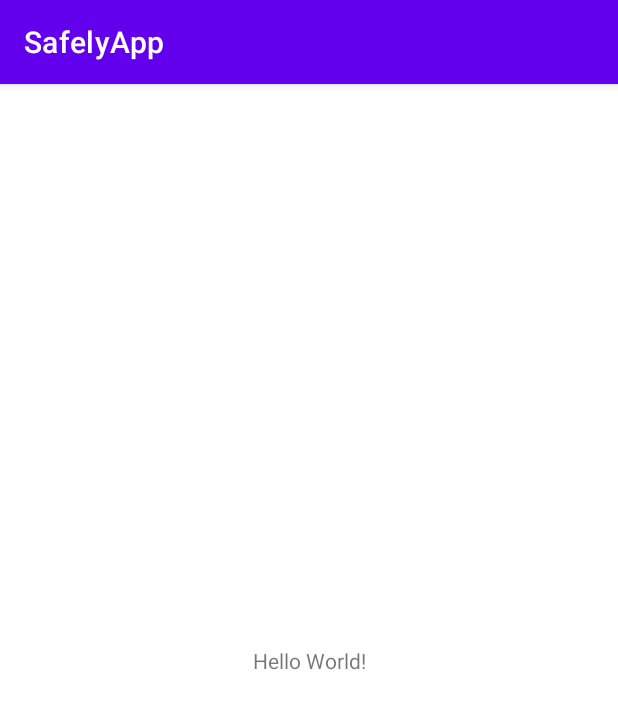
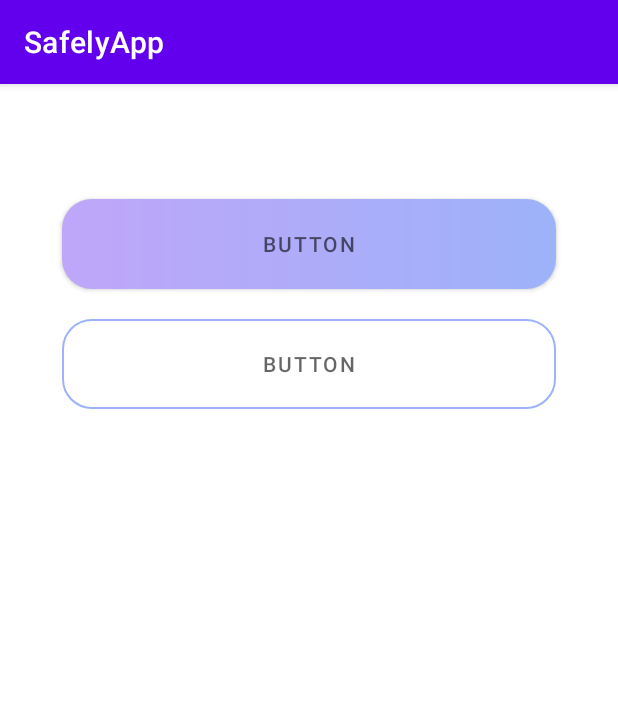
Before and after one commit to ReusHarper/SafelyApp_Android, an Android app: the screen it shows after launch (MainActivity), on a phone screen of 412 x 824 dp. Shown: the top 709 px of the screen. Run offline under Robolectric (Android 15) with nearby library versions, the phone set to English and light mode, and no system bars.

Commit message:
Agregacion de botones a vista Main

```diff
--- a/app/build.gradle
+++ b/app/build.gradle
@@ -46,6 +46,7 @@ dependencies {
     def v_constLayout = "2.1.4"
     def v_junit = "4.13.2"
     def v_extJunit = "1.1.4"
+    def v_coordLayout = "1.1.0"
     def v_lottie = "5.2.0"
 
     // Android
@@ -53,6 +54,7 @@ dependencies {
     implementation "androidx.appcompat:appcompat:$v_appCompat"
     implementation "com.google.android.material:material:$v_materialDesign"
     implementation "androidx.constraintlayout:constraintlayout:$v_constLayout"
+    implementation "androidx.coordinatorlayout:coordinatorlayout:$v_coordLayout"
     testImplementation "junit:junit:$v_junit"
     androidTestImplementation "androidx.test.ext:junit:$v_extJunit"
     androidTestImplementation "androidx.test.espresso:espresso-core:$v_espressoCore"
--- a/app/src/main/res/layout/activity_main.xml
+++ b/app/src/main/res/layout/activity_main.xml
@@ -6,13 +6,53 @@
     android:layout_height="match_parent"
     tools:context=".MainActivity">
 
-    <TextView
+    <androidx.constraintlayout.widget.Guideline
+        android:id="@+id/gl_left"
         android:layout_width="wrap_content"
         android:layout_height="wrap_content"
-        android:text="Hello World!"
-        app:layout_constraintBottom_toBottomOf="parent"
-        app:layout_constraintEnd_toEndOf="parent"
-        app:layout_constraintStart_toStartOf="parent"
-        app:layout_constraintTop_toTopOf="parent" />
+        android:orientation="vertical"
+        app:layout_constraintGuide_percent="0.1" />
+
+    <androidx.constraintlayout.widget.Guideline
+        android:id="@+id/gl_right"
+        android:layout_width="wrap_content"
+        android:layout_height="wrap_content"
+        android:orientation="vertical"
+        app:layout_constraintGuide_percent="0.9" />
+
+    <androidx.constraintlayout.widget.Guideline
+        android:id="@+id/gl_top"
+        android:layout_width="wrap_content"
+        android:layout_height="wrap_content"
+        android:orientation="horizontal"
+        app:layout_constraintGuide_percent="0.1" />
+
+    <androidx.constraintlayout.widget.Guideline
+        android:id="@+id/gl_bottom"
+        android:layout_width="wrap_content"
+        android:layout_height="wrap_content"
+        android:orientation="horizontal"
+        app:layout_constraintGuide_percent="0.9" />
+
+    <include
+        android:id="@+id/btn_login"
+        layout="@layout/button_primary_bg"
+        android:layout_width="0dp"
+        android:layout_height="60dp"
+        app:layout_constraintEnd_toStartOf="@+id/gl_right"
+        app:layout_constraintStart_toStartOf="@+id/gl_left"
+        app:layout_constraintTop_toTopOf="@+id/gl_top"
+        android:text="@string/btn_login"/>
+
+    <include
+        layout="@layout/button_primary_white"
+        android:layout_width="0dp"
+        android:layout_height="60dp"
+        android:layout_marginTop="20dp"
+        app:layout_constraintEnd_toStartOf="@+id/gl_right"
+        app:layout_constraintStart_toStartOf="@+id/gl_left"
+        app:layout_constraintTop_toBottomOf="@+id/btn_login"
+        android:text="@string/btn_signup_alt" />
+
 
 </androidx.constraintlayout.widget.ConstraintLayout>
--- a/app/src/main/res/layout/button_primary_bg.xml
+++ b/app/src/main/res/layout/button_primary_bg.xml
@@ -1,20 +1,16 @@
 <?xml version="1.0" encoding="utf-8"?>
-<LinearLayout
+<Button
     xmlns:android="http://schemas.android.com/apk/res/android"
     xmlns:app="http://schemas.android.com/apk/res-auto"
     xmlns:tools="http://schemas.android.com/tools"
+    android:id="@+id/button_primary_bg"
     android:layout_width="match_parent"
-    android:layout_height="match_parent"
-    android:padding="15dp"
-    android:layout_gravity="center">
+    android:layout_height="60dp"
+    android:hint="BUTTON"
+    android:textAllCaps="true"
+    app:backgroundTint="@null"
+    android:background="@drawable/custom_button_gradient">
 
-    <Button
-        android:layout_width="match_parent"
-        android:layout_height="60dp"
-        android:textAllCaps="true"
-        android:hint="BUTTON"
-        app:backgroundTint="@null"
-        android:background="@drawable/custom_button_gradient"
-        />
+</Button>
 
-</LinearLayout>
+<!-- android:layout_height="60dp" -->
--- a/app/src/main/res/layout/button_primary_white.xml
+++ b/app/src/main/res/layout/button_primary_white.xml
@@ -1,23 +1,17 @@
 <?xml version="1.0" encoding="utf-8"?>
-<LinearLayout
-    xmlns:android="http://schemas.android.com/apk/res/android"
+<Button xmlns:android="http://schemas.android.com/apk/res/android"
     xmlns:app="http://schemas.android.com/apk/res-auto"
     xmlns:tools="http://schemas.android.com/tools"
-    android:layout_width="match_parent"
-    android:layout_height="match_parent"
-    android:padding="15dp"
-    android:layout_gravity="center">
-
-    <Button
     style="?attr/materialButtonOutlinedStyle"
     android:layout_width="match_parent"
     android:layout_height="60dp"
-        android:textColor="@color/primary_500"
     android:baselineAligned="false"
     android:hint="BUTTON"
     android:textAllCaps="true"
+    android:insetTop="0dp"
+    android:insetBottom="0dp"
+    android:textColor="@color/primary_500"
     app:cornerRadius="20dp"
-        app:strokeColor="@color/primary_500" />
+    app:strokeColor="@color/primary_500">
 
-
-</LinearLayout>
+</Button>
```
Also changed, not shown: app/src/main/res/layout/button_secondary_bg.xml (+11 -16 lines), app/src/main/res/layout/button_secondary_white.xml (+4 -11 lines), app/src/main/res/layout/button_tertiary_bg.xml (+10 -16 lines), app/src/main/res/layout/button_tertiary_white.xml (+12 -18 lines). Lines whose indentation alone changed are shown as unchanged.
